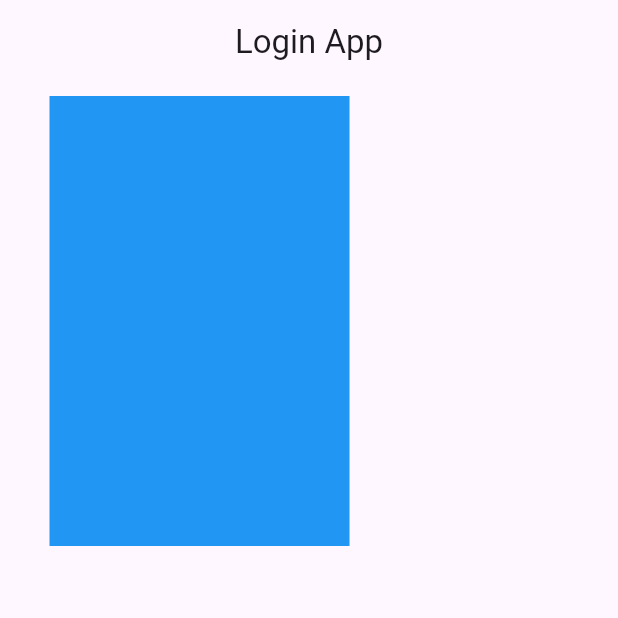
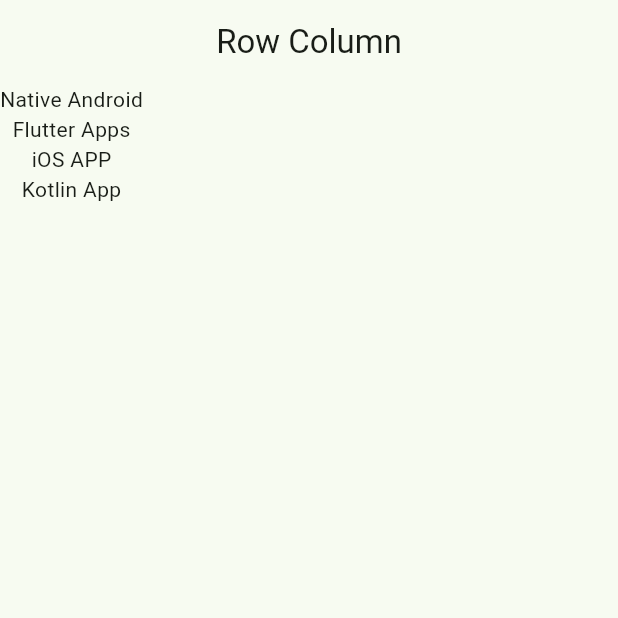
Before and after one commit to KefayetUllah/Flutter-Application, a Flutter app: the screen it shows after launch, on a phone screen of 412 x 824 dp, the top half of it. Run offline on Flutter 3.47's test engine with Material 3 defaults, Android fonts, the phone set to English and light mode, and no system bars.

Commit message:
Initial Commit

```diff
--- a/lib/login.dart
+++ /dev/null
@@ -1,33 +0,0 @@
-import 'package:flutter/material.dart';
-
-class Login extends StatelessWidget {
-  const Login({super.key});
-
-  @override
-  Widget build(BuildContext context) {
-    return Scaffold(
-      appBar: AppBar(title: Text("Login App"), centerTitle: true),
-      body: Padding(
-        padding: const EdgeInsets.all(8.0),
-        child: Container(
-          padding: EdgeInsets.all(25),
-          margin: EdgeInsets.symmetric(horizontal: 25),
-          //color: Colors.teal,
-          height: 300,
-          width: 200,
-          //child: Text("Container", style: TextStyle(fontSize: 20)),
-          decoration: BoxDecoration(
-            color: Colors.blue,
-            // borderRadius: BorderRadius.only(
-            //   topLeft: Radius.circular(50),
-            //   bottomRight: Radius.circular(50),
-            // ),
-            // border: Border.all(color:Colors.green, width:10)
-            //borderRadius: BorderRadius.horizontal(left: Radius.circular(10)),
-            //shape: BoxShape.circle,
-          ),
-        ),
-      ),
-    );
-  }
-}
--- a/lib/main.dart
+++ b/lib/main.dart
@@ -1,5 +1,6 @@
 import 'package:flutter/material.dart';
-import 'package:flutter_application_1/login.dart';
+import 'package:flutter_application_1/row_column.dart';
+// import 'package:flutter_application_2/row_column.dart';
 
 void main() {
   runApp(const MyApp());
@@ -11,11 +12,12 @@ class MyApp extends StatelessWidget {
   @override
   Widget build(BuildContext context) {
     return MaterialApp(
-      debugShowCheckedModeBanner: false,
       title: 'Flutter Demo',
-      theme: ThemeData(primarySwatch: Colors.blue),
-      //debugShowCheckedModeBanner: false,
-      home: Login(),
+      theme: ThemeData(
+        colorScheme: ColorScheme.fromSeed(seedColor: Colors.green),
+        useMaterial3: true,
+      ),
+      home: const RowColumn(),
     );
   }
 }
--- /dev/null
+++ b/lib/row_column.dart
@@ -0,0 +1,24 @@
+import 'package:flutter/material.dart';
+
+class RowColumn extends StatefulWidget {
+  const RowColumn({super.key});
+  @override
+  State<RowColumn> createState() => _RowColumnState();
+}
+
+class _RowColumnState extends State<RowColumn> {
+  @override
+  Widget build(BuildContext context) {
+    return Scaffold(
+      appBar: AppBar(title: Text("Row Column"), centerTitle: true),
+      body: Column(
+        children: [
+          Text("Native Android"),
+          Text("Flutter Apps"),
+          Text("iOS APP"),
+          Text("Kotlin App"),
+        ],
+      ),
+    );
+  }
+}
```
Also changed, not shown: lib/dashboard.dart (deleted), lib/items.dart (deleted), lib/register.dart (deleted).
